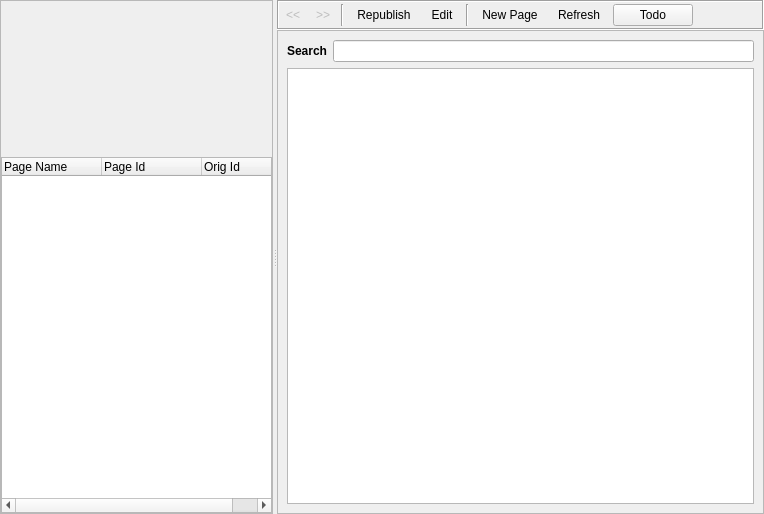
First picture: the form in retroshare-gui/src/gui/WikiPoos/WikiDialog.ui, repository RetroShare/RetroShare, before the edit.
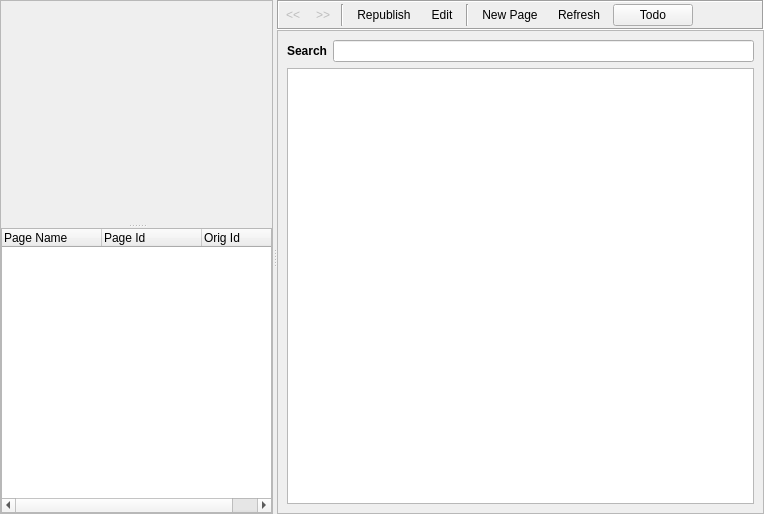
Second picture: the form after the edit. Icons and pictures are not drawn. Custom widgets are drawn as their Qt base class.

Commit message:
Fixing wire layout spacing
* Fixing wire layout spacing
* Added splitter for wiki group

```diff
--- a/retroshare-gui/src/gui/WikiPoos/WikiDialog.ui
+++ b/retroshare-gui/src/gui/WikiPoos/WikiDialog.ui
@@ -50,7 +50,7 @@
             <height>510</height>
            </rect>
           </property>
-          <layout class="QVBoxLayout" name="verticalLayout_2">
+          <layout class="QGridLayout" name="gridLayout">
            <property name="leftMargin">
             <number>0</number>
            </property>
@@ -63,8 +63,18 @@
            <property name="bottomMargin">
             <number>0</number>
            </property>
-           <item>
+           <item row="0" column="0">
+            <widget class="QSplitter" name="splitter">
+             <property name="orientation">
+              <enum>Qt::Vertical</enum>
+             </property>
             <widget class="GroupTreeWidget" name="groupTreeWidget" native="true">
+              <property name="sizePolicy">
+               <sizepolicy hsizetype="Expanding" vsizetype="Preferred">
+                <horstretch>0</horstretch>
+                <verstretch>0</verstretch>
+               </sizepolicy>
+              </property>
              <property name="minimumSize">
               <size>
                <width>0</width>
@@ -72,9 +82,13 @@
               </size>
              </property>
             </widget>
-           </item>
-           <item>
             <widget class="QTreeWidget" name="treeWidget_Pages">
+              <property name="sizePolicy">
+               <sizepolicy hsizetype="Expanding" vsizetype="Expanding">
+                <horstretch>0</horstretch>
+                <verstretch>0</verstretch>
+               </sizepolicy>
+              </property>
              <column>
               <property name="text">
                <string>Page Name</string>
@@ -90,6 +104,7 @@
                <string>Orig Id</string>
               </property>
              </column>
+             </widget>
             </widget>
            </item>
           </layout>
```
Lines whose indentation alone changed are shown as unchanged. The commit also changes 3 other files.
